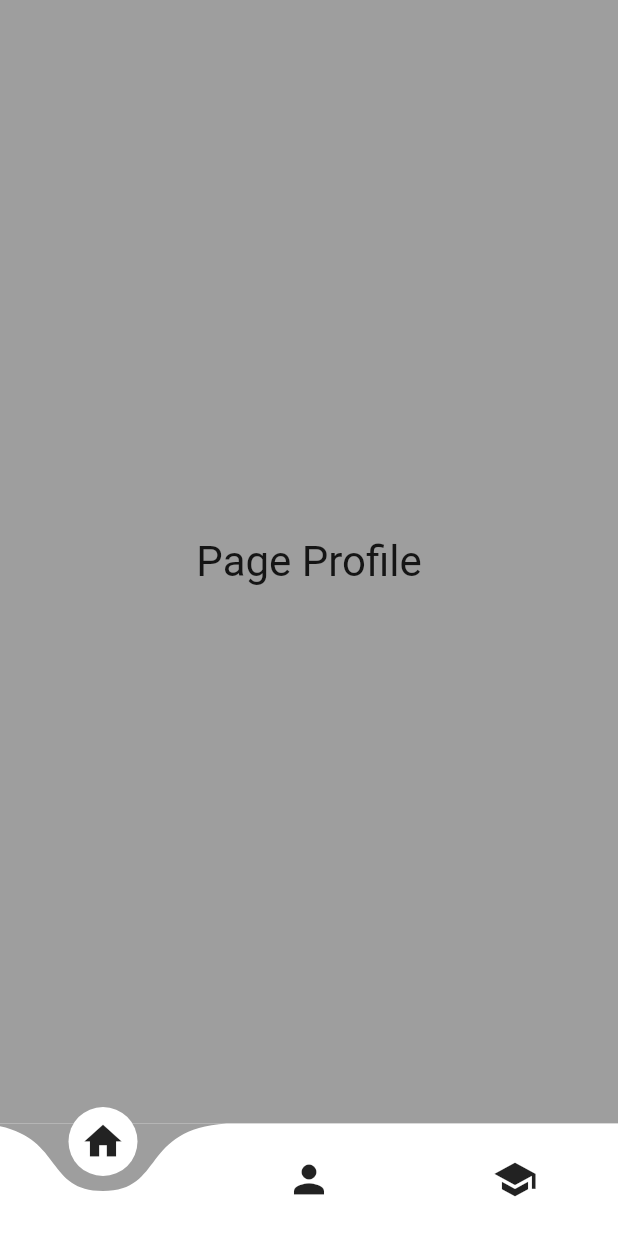
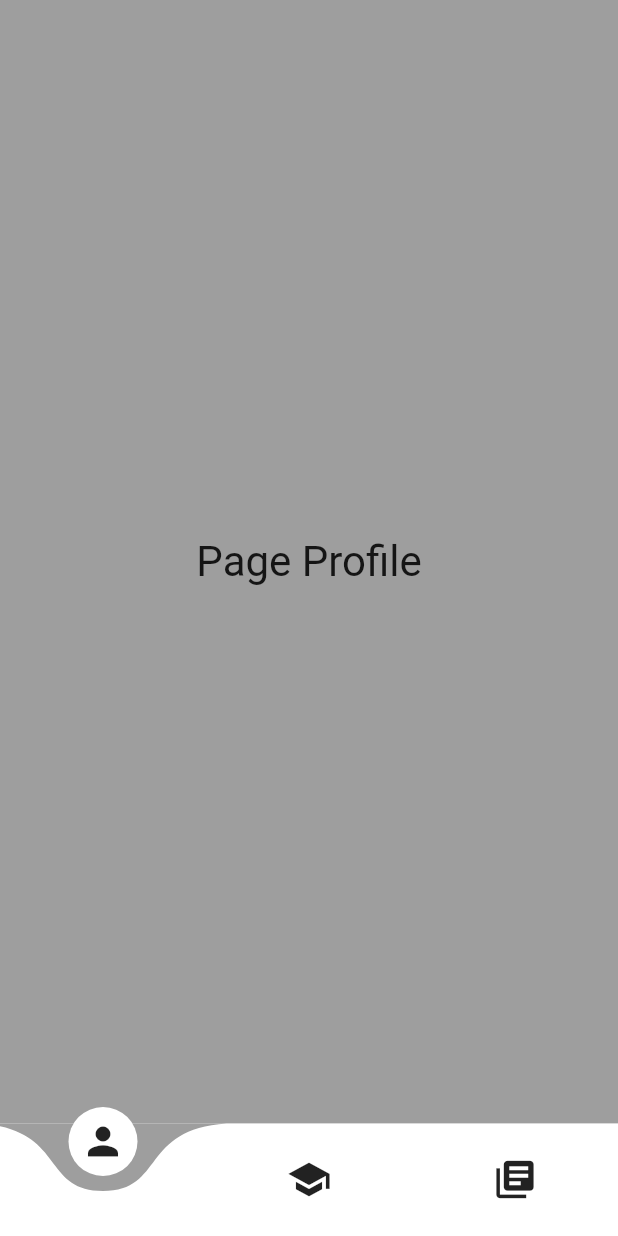
Before and after one commit to farasjibran/Flutter-Simple-App, a Flutter app: the screen it shows after launch, on a phone screen of 412 x 824 dp. Run offline on Flutter 3.47's test engine with Material 2 defaults, Android fonts, the phone set to English and light mode, and no system bars; drawn by our look-alikes of curved_navigation_bar.

Commit message:
clean the code

```diff
--- a/lib/main.dart
+++ b/lib/main.dart
@@ -8,47 +8,7 @@ void main() {
   runApp(MaterialApp(home: MyHomePage()));
 }
 
-// class MyApp extends StatelessWidget {
-//   // This widget is the root of your application.
-//   @override
-//   Widget build(BuildContext context) {
-//     return MaterialApp(
-//       title: 'Flutter Demo',
-//       theme: ThemeData(
-//         // This is the theme of your application.
-//         //
-//         // Try running your application with "flutter run". You'll see the
-//         // application has a blue toolbar. Then, without quitting the app, try
-//         // changing the primarySwatch below to Colors.green and then invoke
-//         // "hot reload" (press "r" in the console where you ran "flutter run",
-//         // or simply save your changes to "hot reload" in a Flutter IDE).
-//         // Notice that the counter didn't reset back to zero; the application
-//         // is not restarted.
-//         primarySwatch: Colors.grey,
-//         // This makes the visual density adapt to the platform that you run
-//         // the app on. For desktop platforms, the controls will be smaller and
-//         // closer together (more dense) than on mobile platforms.
-//         visualDensity: VisualDensity.adaptivePlatformDensity,
-//       ),
-//       home: MyHomePage(title: 'Flutter Demo Home Page'),
-//     );
-//   }
-// }
-
 class MyHomePage extends StatefulWidget {
-  // MyHomePage({Key key, this.title}) : super(key: key);
-
-  // // This widget is the home page of your application. It is stateful, meaning
-  // // that it has a State object (defined below) that contains fields that affect
-  // // how it looks.
-
-  // // This class is the configuration for the state. It holds the values (in this
-  // // case the title) provided by the parent (in this case the App widget) and
-  // // used by the build method of the State. Fields in a Widget subclass are
-  // // always marked "final".
-
-  // final String title;
-
   @override
   _MyHomePageState createState() => _MyHomePageState();
 }
@@ -94,9 +54,9 @@ class _MyHomePageState extends State<MyHomePage> {
           backgroundColor: Colors.grey,
           key: _bottomNavigationKey,
           items: <Widget>[
-            Icon(Icons.home, size: 30),
             Icon(Icons.person, size: 30),
             Icon(Icons.school, size: 30),
+            Icon(Icons.library_books, size: 30),
           ],
           onTap: (int page) {
             setState(() {
```
